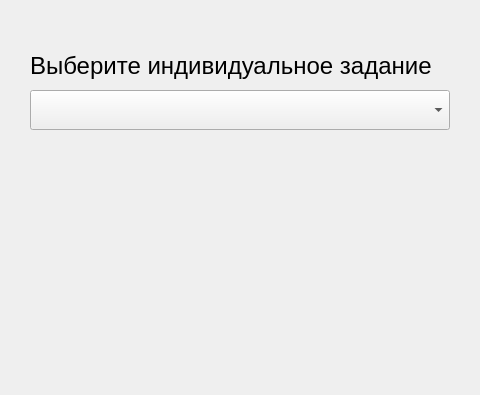
The window that des.ui (absxlvte/DataGenerator) describes before a commit, drawn with Qt 5; both pictures show x 0 to 480 and y 0 to 395 of the 1000 by 800 pixel window.
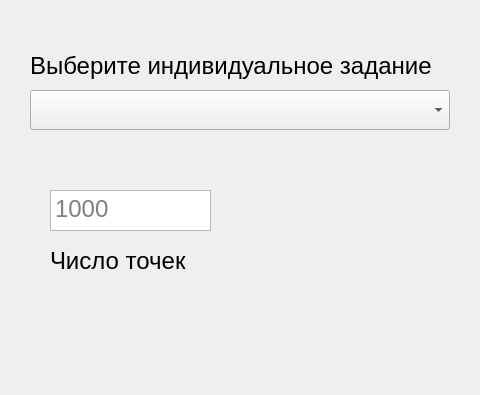
The same window after the commit.

Commit message: start glukozaSensor

Diff of the .ui file:
```diff
--- a/des.ui
+++ b/des.ui
@@ -150,7 +150,7 @@
      </rect>
     </property>
     <property name="currentIndex">
-     <number>0</number>
+     <number>14</number>
     </property>
     <widget class="QWidget" name="page_welcome"/>
     <widget class="QWidget" name="page_sin">
@@ -1740,6 +1740,34 @@
       </item>
      </widget>
     </widget>
+    <widget class="QWidget" name="pageGlukoza">
+     <widget class="QTextEdit" name="GlukozaPoints">
+      <property name="geometry">
+       <rect>
+        <x>20</x>
+        <y>50</y>
+        <width>161</width>
+        <height>41</height>
+       </rect>
+      </property>
+      <property name="placeholderText">
+       <string>1000</string>
+      </property>
+     </widget>
+     <widget class="QLabel" name="label_51">
+      <property name="geometry">
+       <rect>
+        <x>20</x>
+        <y>100</y>
+        <width>161</width>
+        <height>41</height>
+       </rect>
+      </property>
+      <property name="text">
+       <string>Число точек</string>
+      </property>
+     </widget>
+    </widget>
    </widget>
    <widget class="QPushButton" name="button_Generate">
     <property name="geometry">
```
The commit also changes 3 other files.
